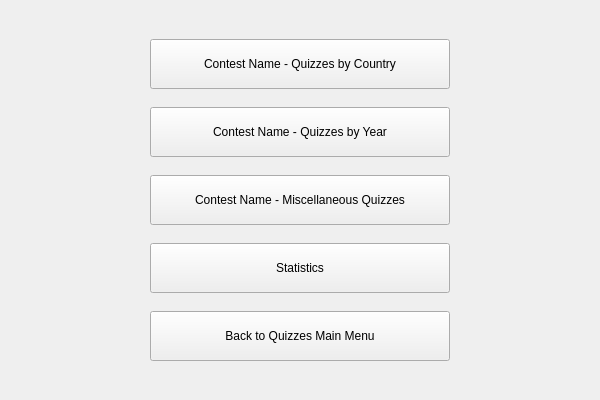
Before: the Qt Designer form ui/quizzes_contest_main_menu.ui in GiaFil7/esc_app, drawn with Qt 5.
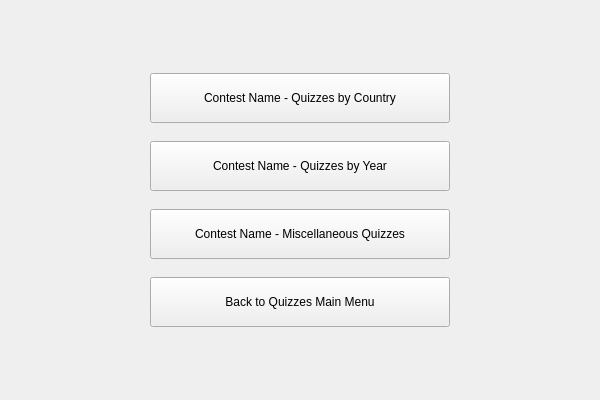
After: the same form once the commit is applied.

Commit message: Added total score and time in the menus

```diff
--- a/ui/quizzes_contest_main_menu.ui
+++ b/ui/quizzes_contest_main_menu.ui
@@ -159,41 +159,6 @@
        </property>
       </spacer>
      </item>
-     <item>
-      <widget class="QPushButton" name="statistics_button">
-       <property name="sizePolicy">
-        <sizepolicy hsizetype="Fixed" vsizetype="Fixed">
-         <horstretch>0</horstretch>
-         <verstretch>0</verstretch>
-        </sizepolicy>
-       </property>
-       <property name="minimumSize">
-        <size>
-         <width>300</width>
-         <height>50</height>
-        </size>
-       </property>
-       <property name="text">
-        <string>Statistics</string>
-       </property>
-      </widget>
-     </item>
-     <item>
-      <spacer name="middle_spacer_2">
-       <property name="orientation">
-        <enum>Qt::Orientation::Vertical</enum>
-       </property>
-       <property name="sizeType">
-        <enum>QSizePolicy::Policy::Fixed</enum>
-       </property>
-       <property name="sizeHint" stdset="0">
-        <size>
-         <width>20</width>
-         <height>12</height>
-        </size>
-       </property>
-      </spacer>
-     </item>
      <item>
       <widget class="QPushButton" name="back_button">
        <property name="sizePolicy">
```
The commit also changes 6 other files.
